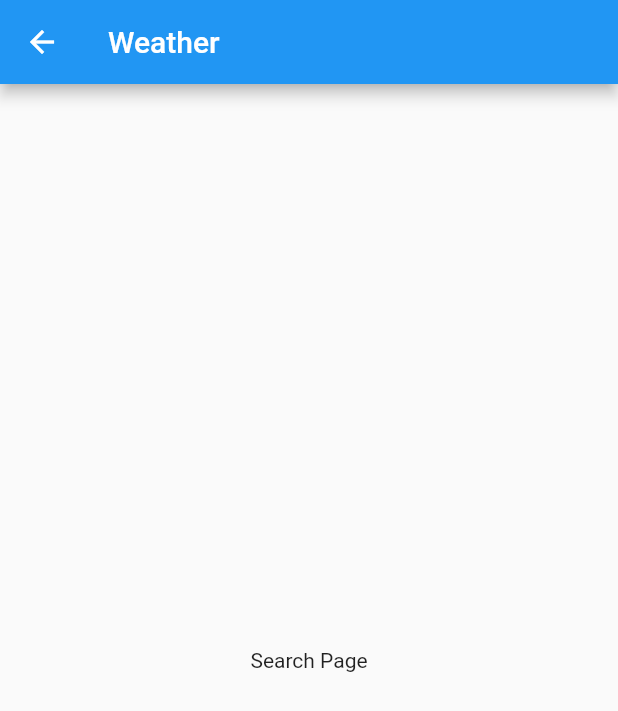
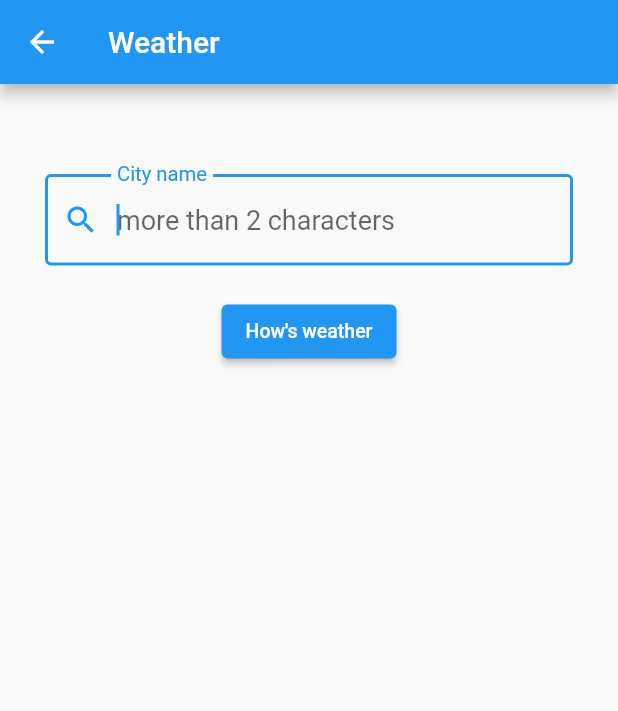
Before and after one commit to KIMINJOONG/flutter_open_weather_provider, a Flutter app: the SearchPage screen opened directly, on a phone screen of 412 x 824 dp. Shown: the top 711 px of the screen. Run offline on Flutter 3.47's test engine with Material 2 defaults, Android fonts, the phone set to English and light mode, and no system bars; our stand-ins replace equatable, flutter_dotenv; network calls fail.

Commit message:
1. Search page Widget - Form

```diff
--- a/lib/pages/home_page.dart
+++ b/lib/pages/home_page.dart
@@ -1,4 +1,5 @@
 import 'package:flutter/material.dart';
+import 'package:open_weather_provider/pages/search_page.dart';
 import 'package:open_weather_provider/providers/weather/weather_provider.dart';
 import 'package:provider/provider.dart';
 
@@ -10,6 +11,8 @@ class HomePage extends StatefulWidget {
 }
 
 class _HomePageState extends State<HomePage> {
+  String? _city;
+
   @override
   void initState() {
     super.initState();
@@ -27,6 +30,23 @@ class _HomePageState extends State<HomePage> {
     return Scaffold(
       appBar: AppBar(
         title: const Text('Weather'),
+        actions: [
+          IconButton(
+            onPressed: () async {
+              _city = await Navigator.push(
+                context,
+                MaterialPageRoute(builder: (context) {
+                  return SearchPage();
+                }),
+              );
+              print(_city);
+              if (_city != null) {
+                context.read<WeatherProvider>().fetchWeather(_city!);
+              }
+            },
+            icon: Icon(Icons.search),
+          )
+        ],
       ),
       body: Center(
         child: Text('Home'),
--- a/lib/pages/search_page.dart
+++ b/lib/pages/search_page.dart
@@ -8,6 +8,23 @@ class SearchPage extends StatefulWidget {
 }
 
 class _SearchPageState extends State<SearchPage> {
+  final _formKey = GlobalKey<FormState>();
+  String? _city;
+  AutovalidateMode autovalidateMode = AutovalidateMode.disabled;
+
+  void _submit() {
+    setState({
+      autovalidateMode = AutovalidateMode.always;
+    });
+
+    final form = _formKey.currentState;
+
+    if (form != null && form.validate()) {
+      form.save();
+      Navigator.pop(context, _city!.trim());
+    }
+  }
+
   @override
   Widget build(BuildContext context) {
     return Scaffold(
@@ -15,7 +32,49 @@ class _SearchPageState extends State<SearchPage> {
         title: const Text('Weather'),
       ),
       body: Center(
-        child: Text('Search Page'),
+        child: Form(
+          key: _formKey,
+          autovalidateMode: autovalidateMode,
+          child: Column(
+            children: [
+              const SizedBox(
+                height: 60.0,
+              ),
+              Padding(
+                padding: const EdgeInsets.symmetric(horizontal: 30.0),
+                child: TextFormField(
+                  autofocus: true,
+                  style: TextStyle(fontSize: 18.0),
+                  decoration: InputDecoration(
+                    labelText: 'City name',
+                    hintText: 'more than 2 characters',
+                    prefixIcon: Icon(Icons.search),
+                    border: OutlineInputBorder(),
+                  ),
+                  validator: (String? input) {
+                    if (input == null || input.trim().length < 2) {
+                      return 'City name must be at least 2 characters long';
+                    }
+                    return null;
+                  },
+                  onSaved: (String? input) {
+                    _city = input;
+                  },
+                ),
+              ),
+              const SizedBox(
+                height: 20.0,
+              ),
+              ElevatedButton(
+                onPressed: _submit,
+                child: Text(
+                  "How's weather",
+                  style: TextStyle(fontSize: 13.0),
+                ),
+              ),
+            ],
+          ),
+        ),
       ),
     );
   }
--- /dev/null
+++ b/lib/providers/providers.dart
@@ -0,0 +1 @@
+export 'weather/weather_provider.dart';
```
